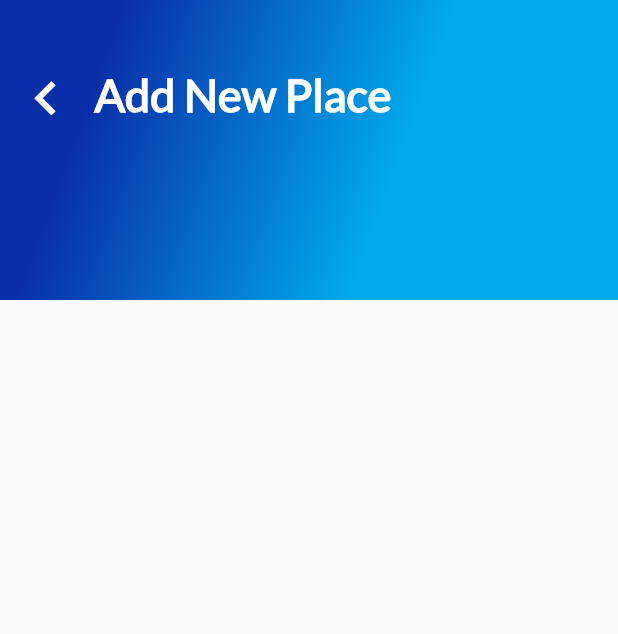
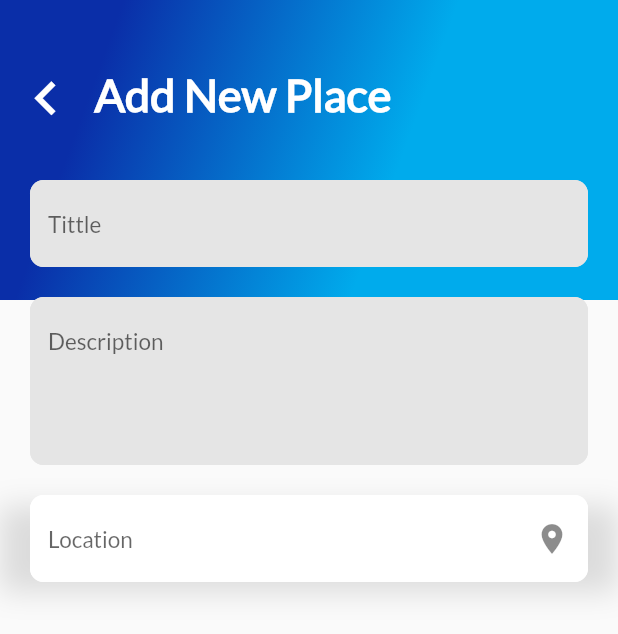
Before and after one commit to mbove77/flutter_firebase_app, a Flutter app: the AddPlaceScreen screen opened directly, on a phone screen of 412 x 824 dp. Shown: the top 634 px of the screen. Run offline on Flutter 3.47's test engine with Material 2 defaults, Android fonts, the phone set to English and light mode, and no system bars; our stand-ins replace cloud_firestore, firebase_auth, firebase_core, flutter_signin_button, google_sign_in; missing offline and left inert: generic_bloc_provider; accounts and stored records are empty.

Commit message:
Add places inputs.

```diff
--- a/lib/place/ui/screens/add_place_screen.dart
+++ b/lib/place/ui/screens/add_place_screen.dart
@@ -1,7 +1,9 @@
 import 'dart:io';
 
 import 'package:flutter/material.dart';
+import 'package:flutter_firebase_app/place/ui/widgets/text_input_location.dart';
 import 'package:flutter_firebase_app/widgets/gradient_back.dart';
+import 'package:flutter_firebase_app/widgets/text_input.dart';
 
 class AddPlaceScreen extends StatefulWidget {
   File? image;
@@ -15,6 +17,10 @@ class AddPlaceScreen extends StatefulWidget {
 class _AddPlaceScreenState extends State<AddPlaceScreen> {
   @override
   Widget build(BuildContext context) {
+    final controllerTittlePlace = TextEditingController();
+    final controllerDescriptionPlace = TextEditingController();
+    final controllerLocationPlace = TextEditingController();
+
     return Scaffold(
       body: Stack(
         children: [
@@ -30,6 +36,23 @@ class _AddPlaceScreenState extends State<AddPlaceScreen> {
                     onPressed: () {
                       Navigator.pop(context);
                     })),
+          ),
+          Container(
+            margin: const EdgeInsets.only(top: 120, bottom: 20),
+            child: ListView(
+              children: [
+                Container(),
+                Container(
+                  margin: const EdgeInsets.only(bottom: 20),
+                  child: TextInput("Tittle", null, controllerTittlePlace, 1),
+                ),
+                TextInput("Description", TextInputType.multiline, controllerDescriptionPlace, 4),
+                Container(
+                  margin: const EdgeInsets.only(top: 20),
+                  child: TextInputLocation("Location", controllerLocationPlace, Icons.location_on)
+                ),
+              ],
+            ),
           )
         ],
       ),
--- /dev/null
+++ b/lib/place/ui/widgets/text_input_location.dart
@@ -0,0 +1,38 @@
+import 'package:flutter/material.dart';
+
+class TextInputLocation extends StatelessWidget {
+  final String hintText;
+  final TextEditingController textEditingController;
+  final IconData? fieldIcon;
+
+  const TextInputLocation(
+      this.hintText, this.textEditingController, this.fieldIcon,
+      {super.key});
+
+  @override
+  Widget build(BuildContext context) {
+    return Container(
+        padding: const EdgeInsets.only(right: 20, left: 20),
+        decoration: const BoxDecoration(boxShadow: <BoxShadow>[
+          BoxShadow(color: Colors.black12, blurRadius: 15, offset: Offset(0, 7))
+        ]),
+        child: TextField(
+          controller: textEditingController,
+          style: const TextStyle(
+              fontSize: 15, fontFamily: "Lato", color: Colors.blueGrey),
+          decoration: InputDecoration(
+            hintText: hintText,
+            suffixIcon: Icon(fieldIcon),
+            fillColor: Colors.white,
+            filled: true,
+            border: InputBorder.none,
+            enabledBorder: const OutlineInputBorder(
+                borderSide: BorderSide(color: Colors.white),
+                borderRadius: BorderRadius.all(Radius.circular(9))),
+            focusedBorder: const OutlineInputBorder(
+                borderSide: BorderSide(color: Colors.white),
+                borderRadius: BorderRadius.all(Radius.circular(9))),
+          ),
+        ));
+  }
+}
--- /dev/null
+++ b/lib/widgets/text_input.dart
@@ -0,0 +1,36 @@
+import 'package:flutter/material.dart';
+
+class TextInput extends StatelessWidget {
+  final String hintText;
+  final TextInputType? textInputType;
+  final TextEditingController textEditingController;
+  int? maxLine = 1;
+
+  TextInput(this.hintText, this.textInputType, this.textEditingController,
+      this.maxLine,
+      {super.key});
+
+  @override
+  Widget build(BuildContext context) {
+    return Container(
+        padding: const EdgeInsets.only(right: 20, left: 20),
+        child: TextField(
+          controller: textEditingController,
+          keyboardType: textInputType,
+          maxLines: maxLine,
+          style: const TextStyle(
+              fontSize: 15, fontFamily: "Lato", color: Colors.blueGrey),
+          decoration: InputDecoration(
+              filled: true,
+              fillColor: const Color(0xFFe5e5e5),
+              border: InputBorder.none,
+              hintText: hintText,
+              enabledBorder: const OutlineInputBorder(
+                  borderSide: BorderSide(color: Color(0xFFe5e5e5)),
+                  borderRadius: BorderRadius.all(Radius.circular(9))),
+              focusedBorder: const OutlineInputBorder(
+                  borderSide: BorderSide(color: Color(0xFFe5e5e5)),
+                  borderRadius: BorderRadius.all(Radius.circular(9)))),
+        ));
+  }
+}
```
